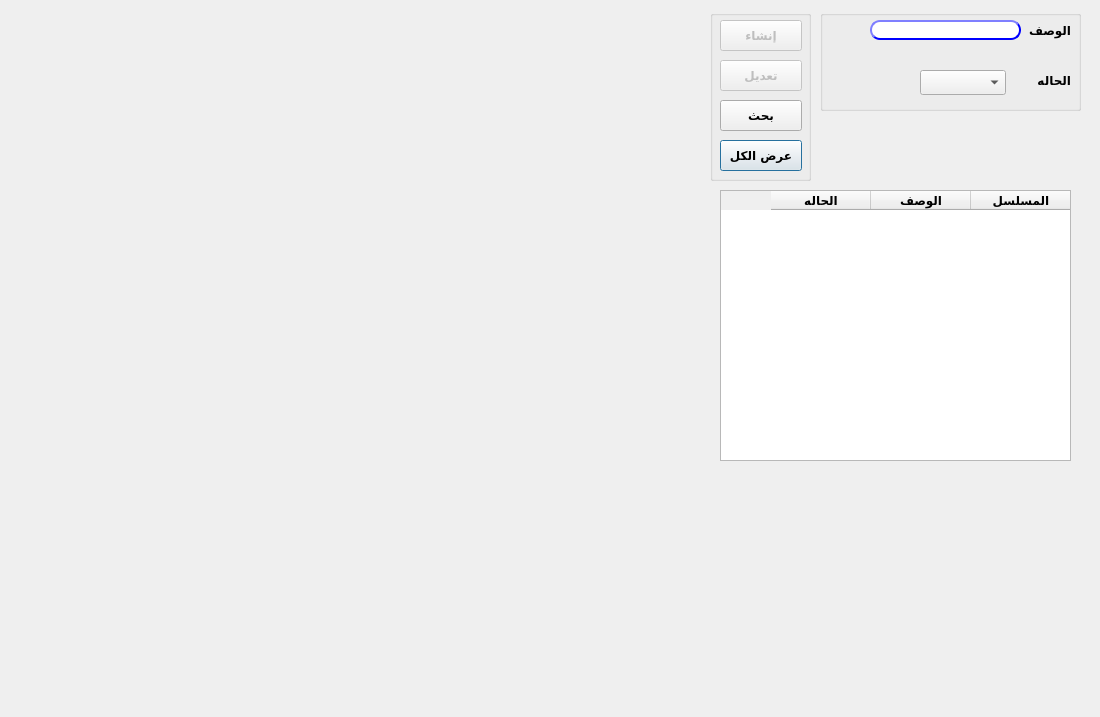
First picture: the form in presentation/loyalty_ui/createModifyRedeemType.ui, repository shymaa123456/HyperPOS2020, before the edit.
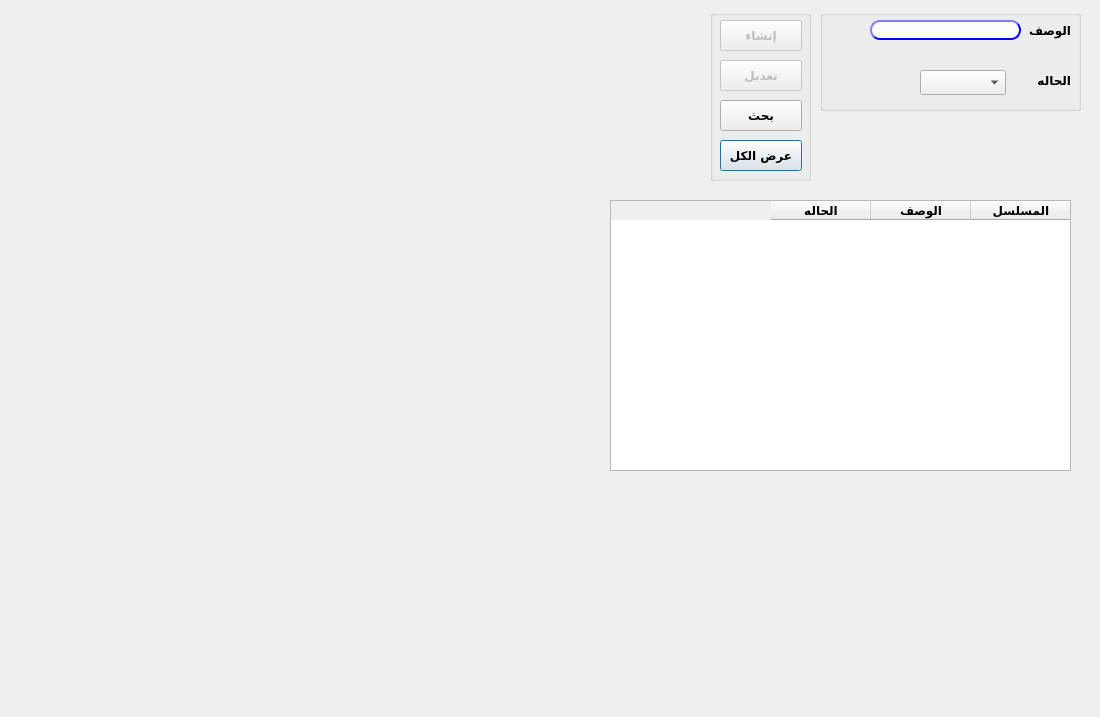
Second picture: the form after the edit.

Commit message: redeem type value report

Diff of the .ui file:
```diff
--- a/presentation/loyalty_ui/createModifyRedeemType.ui
+++ b/presentation/loyalty_ui/createModifyRedeemType.ui
@@ -28,9 +28,9 @@
   <widget class="QTableWidget" name="Qtable_redeemTp">
    <property name="geometry">
     <rect>
-     <x>720</x>
-     <y>190</y>
-     <width>351</width>
+     <x>610</x>
+     <y>200</y>
+     <width>461</width>
      <height>271</height>
     </rect>
    </property>
```
The commit also changes 4 other files.
